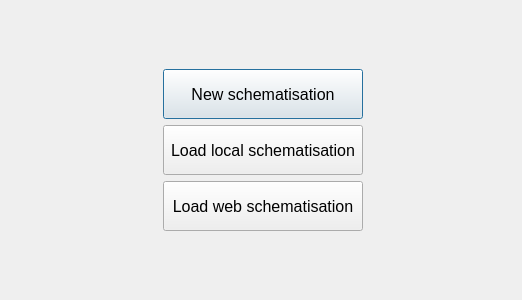
Above: threedi_api_qgis_client/ui/build_options.ui from nens/threedi-api-qgis-client before the change. Below: the same form after it.
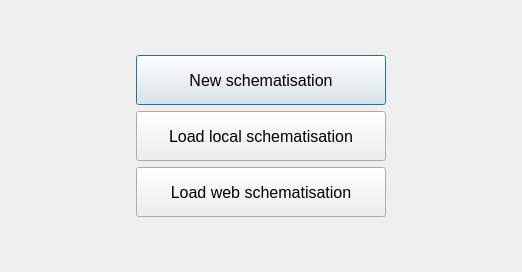
That is the form after the change.

```diff
--- a/threedi_api_qgis_client/ui/build_options.ui
+++ b/threedi_api_qgis_client/ui/build_options.ui
@@ -7,7 +7,7 @@
     <x>0</x>
     <y>0</y>
     <width>518</width>
-    <height>300</height>
+    <height>268</height>
    </rect>
   </property>
   <property name="windowTitle">
@@ -35,32 +35,6 @@
       </font>
      </property>
      <layout class="QGridLayout" name="gridLayout_2">
-      <item row="0" column="1">
-       <spacer name="verticalSpacer_2">
-        <property name="orientation">
-         <enum>Qt::Vertical</enum>
-        </property>
-        <property name="sizeHint" stdset="0">
-         <size>
-          <width>147</width>
-          <height>54</height>
-         </size>
-        </property>
-       </spacer>
-      </item>
-      <item row="1" column="0">
-       <spacer name="horizontalSpacer">
-        <property name="orientation">
-         <enum>Qt::Horizontal</enum>
-        </property>
-        <property name="sizeHint" stdset="0">
-         <size>
-          <width>157</width>
-          <height>30</height>
-         </size>
-        </property>
-       </spacer>
-      </item>
       <item row="1" column="1">
        <widget class="QPushButton" name="pb_new">
         <property name="enabled">
@@ -74,7 +48,7 @@
         </property>
         <property name="minimumSize">
          <size>
-          <width>200</width>
+          <width>250</width>
           <height>50</height>
          </size>
         </property>
@@ -89,33 +63,20 @@
         </property>
        </widget>
       </item>
-      <item row="1" column="2">
-       <spacer name="horizontalSpacer_2">
-        <property name="orientation">
-         <enum>Qt::Horizontal</enum>
-        </property>
-        <property name="sizeHint" stdset="0">
-         <size>
-          <width>152</width>
-          <height>30</height>
-         </size>
-        </property>
-       </spacer>
-      </item>
       <item row="2" column="1">
        <widget class="QPushButton" name="pb_load_local">
         <property name="enabled">
          <bool>true</bool>
         </property>
         <property name="sizePolicy">
-         <sizepolicy hsizetype="MinimumExpanding" vsizetype="Preferred">
+         <sizepolicy hsizetype="Expanding" vsizetype="Preferred">
           <horstretch>0</horstretch>
           <verstretch>0</verstretch>
          </sizepolicy>
         </property>
         <property name="minimumSize">
          <size>
-          <width>200</width>
+          <width>250</width>
           <height>50</height>
          </size>
         </property>
@@ -133,14 +94,14 @@
       <item row="3" column="1">
        <widget class="QPushButton" name="pb_load_web">
         <property name="sizePolicy">
-         <sizepolicy hsizetype="Minimum" vsizetype="Preferred">
+         <sizepolicy hsizetype="Expanding" vsizetype="Preferred">
           <horstretch>0</horstretch>
           <verstretch>0</verstretch>
          </sizepolicy>
         </property>
         <property name="minimumSize">
          <size>
-          <width>200</width>
+          <width>250</width>
           <height>50</height>
          </size>
         </property>
@@ -162,8 +123,47 @@
         </property>
         <property name="sizeHint" stdset="0">
          <size>
-          <width>147</width>
-          <height>53</height>
+          <width>20</width>
+          <height>40</height>
+         </size>
+        </property>
+       </spacer>
+      </item>
+      <item row="1" column="2">
+       <spacer name="horizontalSpacer_2">
+        <property name="orientation">
+         <enum>Qt::Horizontal</enum>
+        </property>
+        <property name="sizeHint" stdset="0">
+         <size>
+          <width>40</width>
+          <height>20</height>
+         </size>
+        </property>
+       </spacer>
+      </item>
+      <item row="1" column="0">
+       <spacer name="horizontalSpacer_3">
+        <property name="orientation">
+         <enum>Qt::Horizontal</enum>
+        </property>
+        <property name="sizeHint" stdset="0">
+         <size>
+          <width>40</width>
+          <height>20</height>
+         </size>
+        </property>
+       </spacer>
+      </item>
+      <item row="0" column="1">
+       <spacer name="verticalSpacer_2">
+        <property name="orientation">
+         <enum>Qt::Vertical</enum>
+        </property>
+        <property name="sizeHint" stdset="0">
+         <size>
+          <width>20</width>
+          <height>40</height>
          </size>
         </property>
        </spacer>
```
